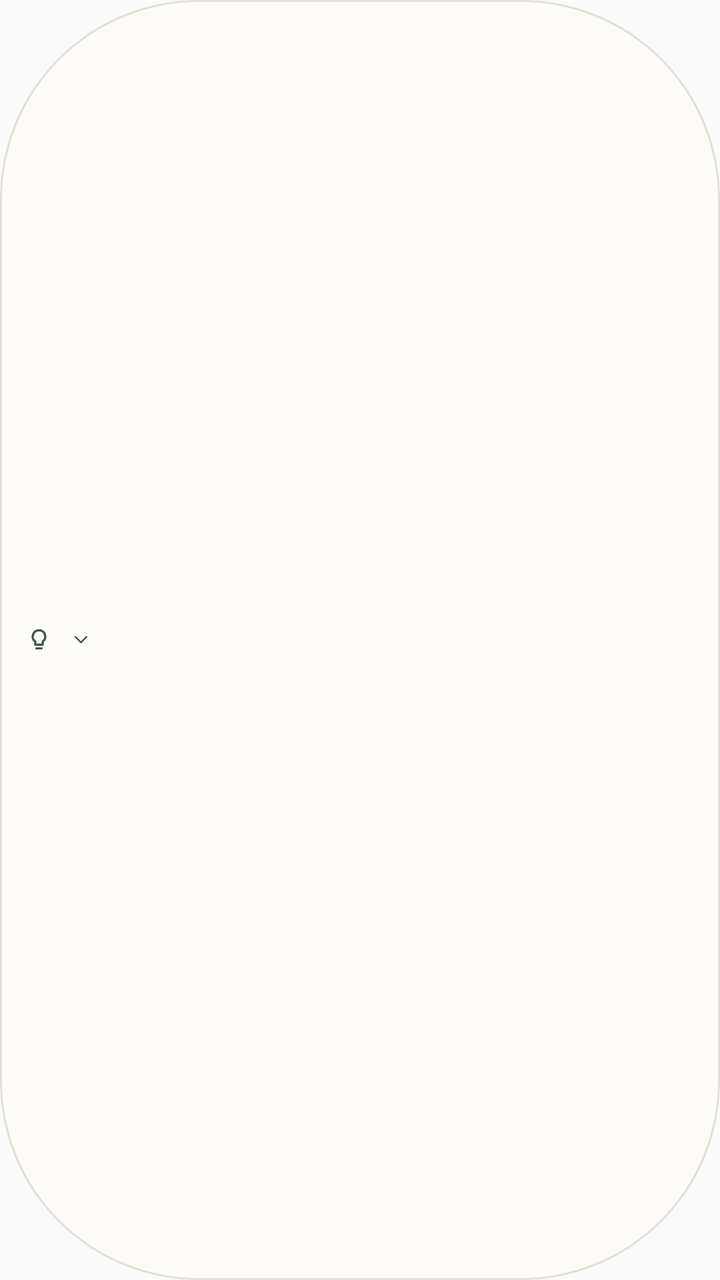
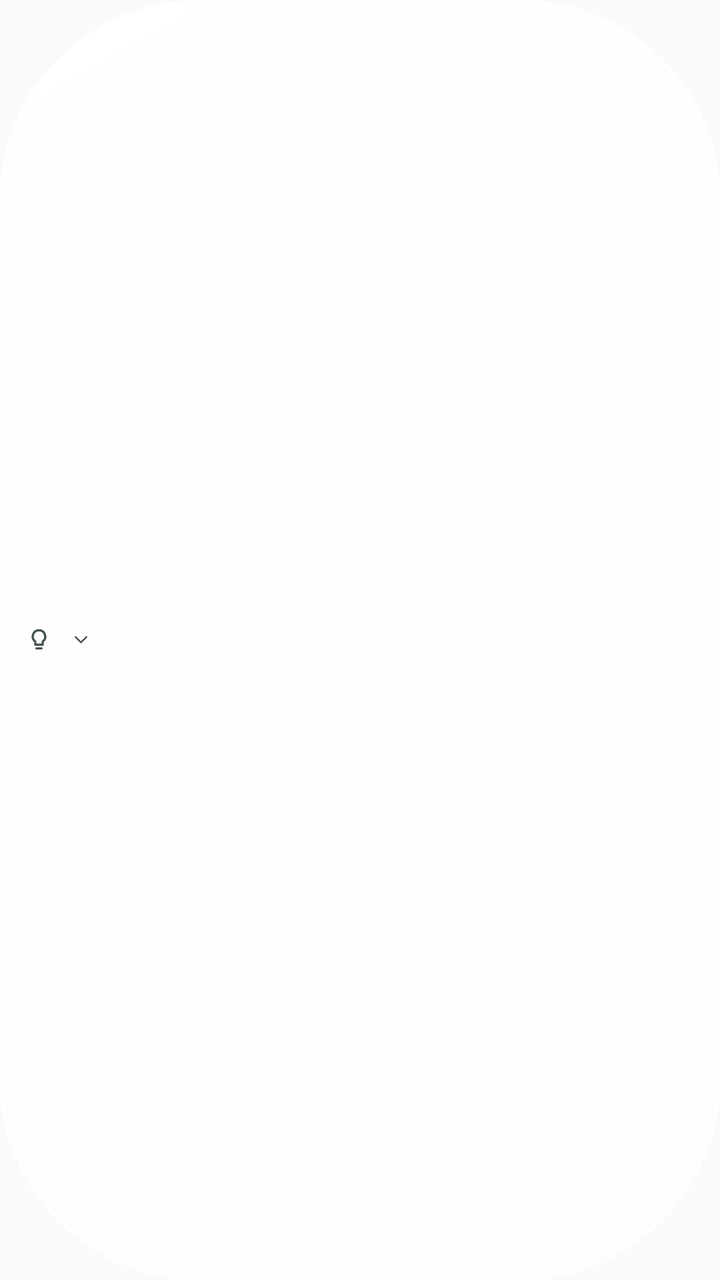

Screens rendered from an Android XML layout before and after an edit, with the pre-edit source and the edit as a unified diff.
<!-- AndroidManifest.xml: application theme Theme.TreeLearn -->
<!-- res/layout/view_model_chip.xml -->
<?xml version="1.0" encoding="utf-8"?>
<LinearLayout xmlns:android="http://schemas.android.com/apk/res/android"
    android:id="@+id/model_chip"
    android:layout_width="wrap_content"
    android:layout_height="wrap_content"
    android:background="@drawable/bg_chip"
    android:gravity="center_vertical"
    android:orientation="horizontal"
    android:paddingStart="@dimen/space_s3"
    android:paddingTop="@dimen/space_s1"
    android:paddingEnd="@dimen/space_s3"
    android:paddingBottom="@dimen/space_s1">

    <ImageView
        android:id="@+id/model_chip_effort"
        android:layout_width="15dp"
        android:layout_height="15dp"
        android:importantForAccessibility="no"
        android:src="@drawable/ic_think"
        android:tint="@color/tl_ink2" />

    <TextView
        android:id="@+id/model_chip_label"
        android:layout_width="wrap_content"
        android:layout_height="wrap_content"
        android:layout_marginStart="@dimen/space_s1"
        android:importantForAccessibility="no"
        android:textColor="@color/tl_ink2"
        android:textSize="@dimen/text_cap" />

    <ImageView
        android:id="@+id/model_chip_chevron"
        android:layout_width="11dp"
        android:layout_height="11dp"
        android:layout_marginStart="@dimen/space_s1"
        android:importantForAccessibility="no"
        android:src="@drawable/ic_chevron_down"
        android:tint="@color/tl_ink2" />
</LinearLayout>
<!-- resources referenced by this layout -->
<resources>
  <color name="tl_ink2">#435449</color>
  <dimen name="space_s1">4dp</dimen>
  <dimen name="space_s3">12dp</dimen>
  <dimen name="text_cap">11sp</dimen>
  <!-- drawable bg_chip (drawable) -->
  <?xml version="1.0" encoding="utf-8"?>
  <ripple xmlns:android="http://schemas.android.com/apk/res/android"
      android:color="@color/ripple_control">
      <item>
          <shape android:shape="rectangle">
              <solid android:color="@color/tl_surface" />
              <stroke android:width="@dimen/hairline" android:color="@color/tl_line" />
              <corners android:radius="@dimen/radius_full" />
          </shape>
      </item>
      <item android:id="@android:id/mask">
          <shape android:shape="rectangle">
              <solid android:color="@android:color/white" />
              <corners android:radius="@dimen/radius_full" />
          </shape>
      </item>
  </ripple>
  <!-- drawable ic_chevron_down (drawable) -->
  <?xml version="1.0" encoding="utf-8"?>
  <vector xmlns:android="http://schemas.android.com/apk/res/android"
      android:width="24dp"
      android:height="24dp"
      android:viewportWidth="24"
      android:viewportHeight="24">
      <path
          android:pathData="M6 9l6 6 6-6"
          android:strokeColor="#FF212121"
          android:strokeWidth="1.8"
          android:strokeLineCap="round"
          android:strokeLineJoin="round" />
  </vector>
  <!-- drawable ic_think (drawable) -->
  <?xml version="1.0" encoding="utf-8"?>
  <vector xmlns:android="http://schemas.android.com/apk/res/android"
      android:width="24dp"
      android:height="24dp"
      android:viewportWidth="24"
      android:viewportHeight="24">
      <path
          android:pathData="M12 4.5a5 5 0 0 0-3 9v2.5h6V13.5a5 5 0 0 0-3-9z"
          android:strokeColor="#FF212121"
          android:strokeWidth="1.8"
          android:strokeLineCap="round"
          android:strokeLineJoin="round" />
      <path
          android:pathData="M10 19h4"
          android:strokeColor="#FF212121"
          android:strokeWidth="1.8"
          android:strokeLineCap="round"
          android:strokeLineJoin="round" />
  </vector>
  <style name="Theme.TreeLearn" parent="@android:style/Theme.Material.Light.NoActionBar">
          
          <item name="android:fontFamily">sans-serif</item>
          <item name="android:colorPrimary">@color/tl_green</item>
          <item name="android:colorPrimaryDark">@color/tl_green_deep</item>
          <item name="android:colorAccent">@color/tl_green</item>
          <item name="android:colorControlHighlight">@color/ripple_control</item>
          <item name="android:windowBackground">@color/tl_bg</item>
          <item name="android:textColorPrimary">@color/tl_ink</item>
          <item name="android:textColorSecondary">@color/tl_ink2</item>
          <item name="android:textColorHint">@color/tl_ink3</item>
          <item name="android:statusBarColor">@color/tl_bg</item>
          <item name="android:windowLightStatusBar">true</item>
          
      </style>
  <color name="tl_surface">#FCFBF8</color>
  <dimen name="hairline">1dp</dimen>
  <color name="tl_line">#E2DFD6</color>
  <dimen name="radius_full">99dp</dimen>
  <color name="tl_green">#2B6E45</color>
  <color name="tl_green_deep">#164027</color>
  <color name="tl_bg">#F4F1EB</color>
  <color name="tl_ink">#16241C</color>
  <color name="tl_ink3">#627067</color>
</resources>

<!-- the commit's change to res/layout/view_model_chip.xml (unified diff, before → after) -->
@@ -5,6 +5,7 @@
     android:layout_height="wrap_content"
     android:background="@drawable/bg_chip"
     android:gravity="center_vertical"
+    android:minHeight="@dimen/model_chip_height"
     android:orientation="horizontal"
     android:paddingStart="@dimen/space_s3"
     android:paddingTop="@dimen/space_s1"
<!-- resource entries referenced after the edit -->
@@ -1,6 +1,7 @@
 <!-- resources referenced by this layout -->
 <resources>
   <color name="tl_ink2">#435449</color>
+  <dimen name="model_chip_height">30dp</dimen>
   <dimen name="space_s1">4dp</dimen>
   <dimen name="space_s3">12dp</dimen>
   <dimen name="text_cap">11sp</dimen>
@@ -8,13 +9,7 @@
   <?xml version="1.0" encoding="utf-8"?>
   <ripple xmlns:android="http://schemas.android.com/apk/res/android"
       android:color="@color/ripple_control">
-      <item>
-          <shape android:shape="rectangle">
-              <solid android:color="@color/tl_surface" />
-              <stroke android:width="@dimen/hairline" android:color="@color/tl_line" />
-              <corners android:radius="@dimen/radius_full" />
-          </shape>
-      </item>
+      <item android:drawable="@drawable/bg_glass_chip" />
       <item android:id="@android:id/mask">
           <shape android:shape="rectangle">
               <solid android:color="@android:color/white" />
@@ -67,18 +62,34 @@
           <item name="android:textColorPrimary">@color/tl_ink</item>
           <item name="android:textColorSecondary">@color/tl_ink2</item>
           <item name="android:textColorHint">@color/tl_ink3</item>
-          <item name="android:statusBarColor">@color/tl_bg</item>
+          <item name="android:statusBarColor">@color/tl_mist_base</item>
           <item name="android:windowLightStatusBar">true</item>
           
       </style>
-  <color name="tl_surface">#FCFBF8</color>
+  <!-- drawable bg_glass_chip (drawable) -->
+  <?xml version="1.0" encoding="utf-8"?>
+  <layer-list xmlns:android="http://schemas.android.com/apk/res/android">
+      <item>
+          <shape android:shape="rectangle">
+              <gradient
+                  android:angle="315"
+                  android:endColor="@color/glass_card_lo"
+                  android:startColor="@color/glass_card" />
+              <stroke android:width="@dimen/hairline" android:color="@color/glass_edge" />
+              <corners android:radius="@dimen/radius_full" />
+          </shape>
+      </item>
+  </layer-list>
   <dimen name="hairline">1dp</dimen>
-  <color name="tl_line">#E2DFD6</color>
+  <color name="glass_edge">#E0FFFFFF</color>
   <dimen name="radius_full">99dp</dimen>
   <color name="tl_green">#2B6E45</color>
   <color name="tl_green_deep">#164027</color>
   <color name="tl_bg">#F4F1EB</color>
   <color name="tl_ink">#16241C</color>
   <color name="tl_ink3">#627067</color>
+  <color name="tl_mist_base">#EDEDE4</color>
+  <color name="glass_card_lo">#7FFFFFFF</color>
+  <color name="glass_card">#DBFFFFFF</color>
 </resources>
 
